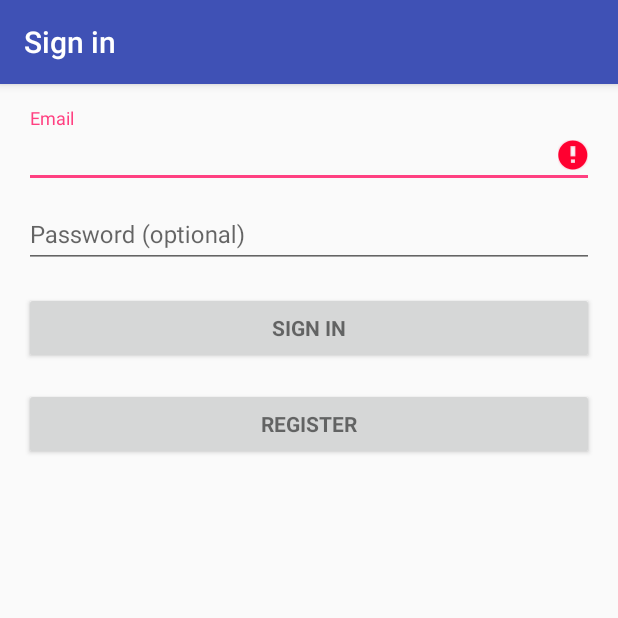
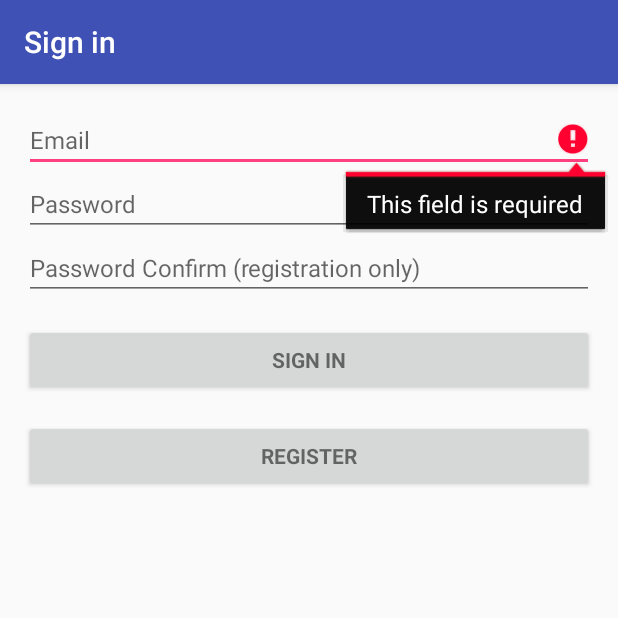
Before and after one commit to moutonf/mover-runner, an Android app: the screen it shows after launch (LoginActivity), after a tap on "REGISTER", on a phone screen of 412 x 824 dp, the top half of it. Run offline under Robolectric (Android 15) with nearby library versions, the light colour scheme and no system bars; 1 other tap on this screen came first.

Commit message:
Registration works

```diff
--- a/app/src/main/java/com/csir/myapplication/LoginActivity.java
+++ b/app/src/main/java/com/csir/myapplication/LoginActivity.java
@@ -31,6 +31,8 @@ public class LoginActivity extends AppCompatActivity {
     private Requests requester;
 
     public final static String USER_ID = "USER_ID";
+    public final static String USERNAME = "USERNAME";
+
     /**
      * Keep track of the login task to ensure we can cancel it if requested.
      */
@@ -38,6 +40,8 @@ public class LoginActivity extends AppCompatActivity {
     // UI references.
     private AutoCompleteTextView mEmailView;
     private EditText mPasswordView;
+    private EditText mPasswordConfirmView;
+
     private View mProgressView;
     private View mLoginFormView;
 
@@ -54,6 +58,8 @@ public class LoginActivity extends AppCompatActivity {
         mEmailView = (AutoCompleteTextView) findViewById(R.id.email);
 
         mPasswordView = (EditText) findViewById(R.id.password);
+        mPasswordConfirmView = (EditText) findViewById(R.id.password_confirm);
+
         requester = new Requests();
 
         Button mEmailSignInButton = (Button) findViewById(R.id.email_sign_in_button);
@@ -67,7 +73,7 @@ public class LoginActivity extends AppCompatActivity {
         mRegisterButton.setOnClickListener(new OnClickListener() {
             @Override
             public void onClick(View view) {
-//                attemptAuthentication(REGISTER_URL);
+                attemptAuthentication(REGISTER_URL);
             }
         });
 
@@ -92,18 +98,12 @@ public class LoginActivity extends AppCompatActivity {
         // Store values at the time of the login attempt.
         String email = mEmailView.getText().toString();
         String password = mPasswordView.getText().toString();
+        String passwordConfirm = mPasswordConfirmView.getText().toString();
 
         boolean cancel = false;
         View focusView = null;
 
-        // If the password isn't empty, check if it is valid Check for a valid password, if the user entered one.
-        if (!TextUtils.isEmpty(password) && !isPasswordValid(password)) {
-            mPasswordView.setError(getString(R.string.error_invalid_password));
-            focusView = mPasswordView;
-            cancel = true;
-        }
-
-        // Check for a valid email address.
+        // 1. Check for a valid email address.
         if (TextUtils.isEmpty(email)) {
             mEmailView.setError(getString(R.string.error_field_required));
             focusView = mEmailView;
@@ -113,6 +113,21 @@ public class LoginActivity extends AppCompatActivity {
             focusView = mEmailView;
             cancel = true;
         }
+        // 2. If the password isn't empty, check if it is valid Check for a valid password, if the user entered one.
+        if (!TextUtils.isEmpty(password) && !isPasswordValid(password)) {
+            mPasswordView.setError(getString(R.string.error_invalid_password));
+            focusView = mPasswordView;
+            cancel = true;
+        }
+        // 3. If register, confirm passwords
+        if (auth.equals(REGISTER_URL)){
+            if (!password.equals(passwordConfirm)){
+                mPasswordView.setError(getString(R.string.error_no_match_password));
+                focusView = mPasswordView;
+                cancel = true;
+            }
+        }
+
         if (cancel) {
             // There was an error; don't attempt login and focus the first
             // form field with an error.
@@ -123,12 +138,12 @@ public class LoginActivity extends AppCompatActivity {
             showProgress(true);
             if (auth.equals(LOGIN_URL)){
                 Log.i(TAG, "Login");
-                mAuthTask = new UserAuthTask(email, password, "",LOGIN_URL);
+                mAuthTask = new UserAuthTask(email, password, null,LOGIN_URL);
                 mAuthTask.execute((Void) null);
             }
             if (auth.equals(REGISTER_URL)){
                 Log.i(TAG, "Register");
-                mAuthTask = new UserAuthTask(email, password, "", REGISTER_URL);
+                mAuthTask = new UserAuthTask(email, password, passwordConfirm, REGISTER_URL);
                 mAuthTask.execute((Void) null);
             }
         }
--- a/app/src/main/res/layout/activity_login.xml
+++ b/app/src/main/res/layout/activity_login.xml
@@ -30,10 +30,6 @@
             android:layout_height="wrap_content"
             android:orientation="vertical">
 
-            <android.support.design.widget.TextInputLayout
-                android:layout_width="match_parent"
-                android:layout_height="wrap_content">
-
           <AutoCompleteTextView
                 android:id="@+id/email"
                 android:layout_width="match_parent"
@@ -43,25 +39,27 @@
                 android:maxLines="1"
                 android:singleLine="true" />
 
-            </android.support.design.widget.TextInputLayout>
-
-            <android.support.design.widget.TextInputLayout
-                android:layout_width="match_parent"
-                android:layout_height="wrap_content">
-
             <EditText
                 android:id="@+id/password"
                 android:layout_width="match_parent"
                 android:layout_height="wrap_content"
                 android:hint="@string/prompt_password"
-                    android:imeActionId="@+id/login"
                 android:imeActionLabel="@string/action_sign_in_short"
                 android:imeOptions="actionUnspecified"
                 android:inputType="textPassword"
                 android:maxLines="1"
                 android:singleLine="true" />
 
-            </android.support.design.widget.TextInputLayout>
+            <EditText
+                android:id="@+id/password_confirm"
+                android:layout_width="match_parent"
+                android:layout_height="wrap_content"
+                android:hint="@string/prompt_password_confirm"
+                android:imeActionLabel="@string/action_sign_in_short"
+                android:imeOptions="actionUnspecified"
+                android:inputType="textPassword"
+                android:maxLines="1"
+                android:singleLine="true" />
 
             <Button
                 android:id="@+id/email_sign_in_button"
@@ -80,7 +78,6 @@
                 android:text="@string/action_register_short"
                 android:textStyle="bold" />
 
-
         </LinearLayout>
     </ScrollView>
 </LinearLayout>
--- a/app/src/main/res/values/strings.xml
+++ b/app/src/main/res/values/strings.xml
@@ -39,12 +39,16 @@
 
     <!-- Strings related to login -->
     <string name="prompt_email">Email</string>
-    <string name="prompt_password">Password (optional)</string>
+    <string name="prompt_password">Password</string>
+    <string name="prompt_password_confirm">Password Confirm (registration only)</string>
+
     <string name="action_sign_in">Sign in or register</string>
     <string name="action_register_short">Register</string>
     <string name="action_sign_in_short">Sign in</string>
     <string name="error_invalid_email">This email address is invalid</string>
     <string name="error_invalid_password">This password is too short</string>
+    <string name="error_no_match_password">Passwords do not match</string>
+    <string name="error_network">Network error</string>
     <string name="error_incorrect_password">This password is incorrect</string>
     <string name="error_field_required">This field is required</string>
     <string name="permission_rationale">"Contacts permissions are needed for providing email
```
Also changed, not shown: app/src/main/java/com/csir/myapplication/Requests.java (+0 -24 lines). Lines whose indentation alone changed are shown as unchanged.
